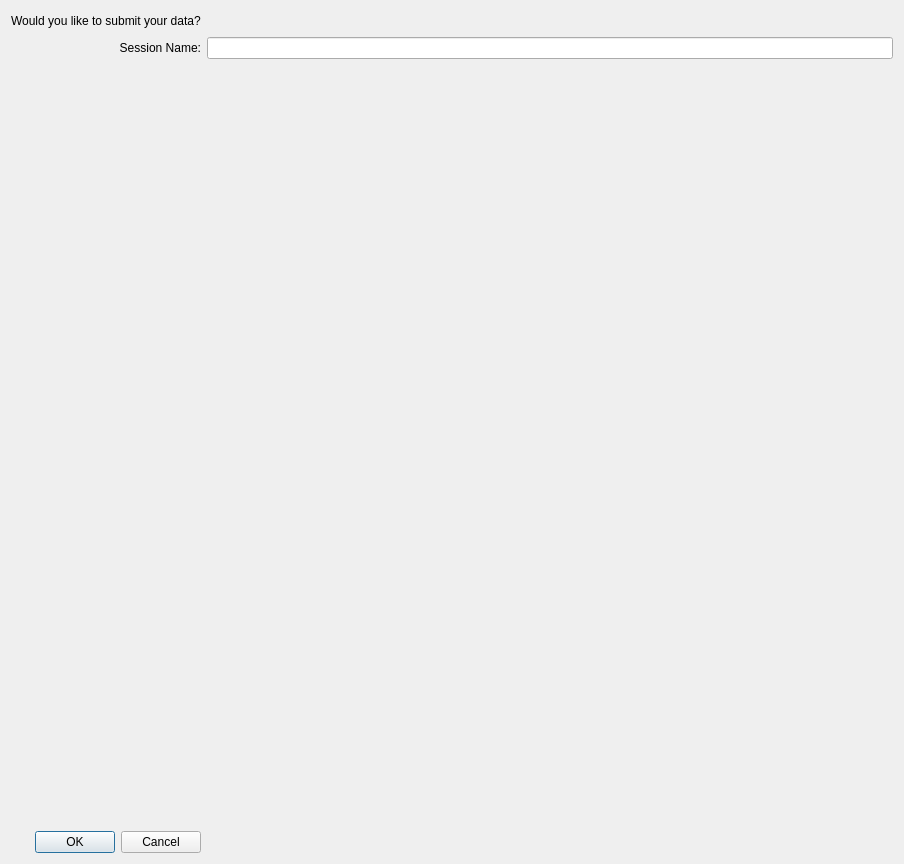
Qt form frontend/PostDialog.ui (YCP-Rev-Metrix/BallSpinner-Controller-v2) before a commit.
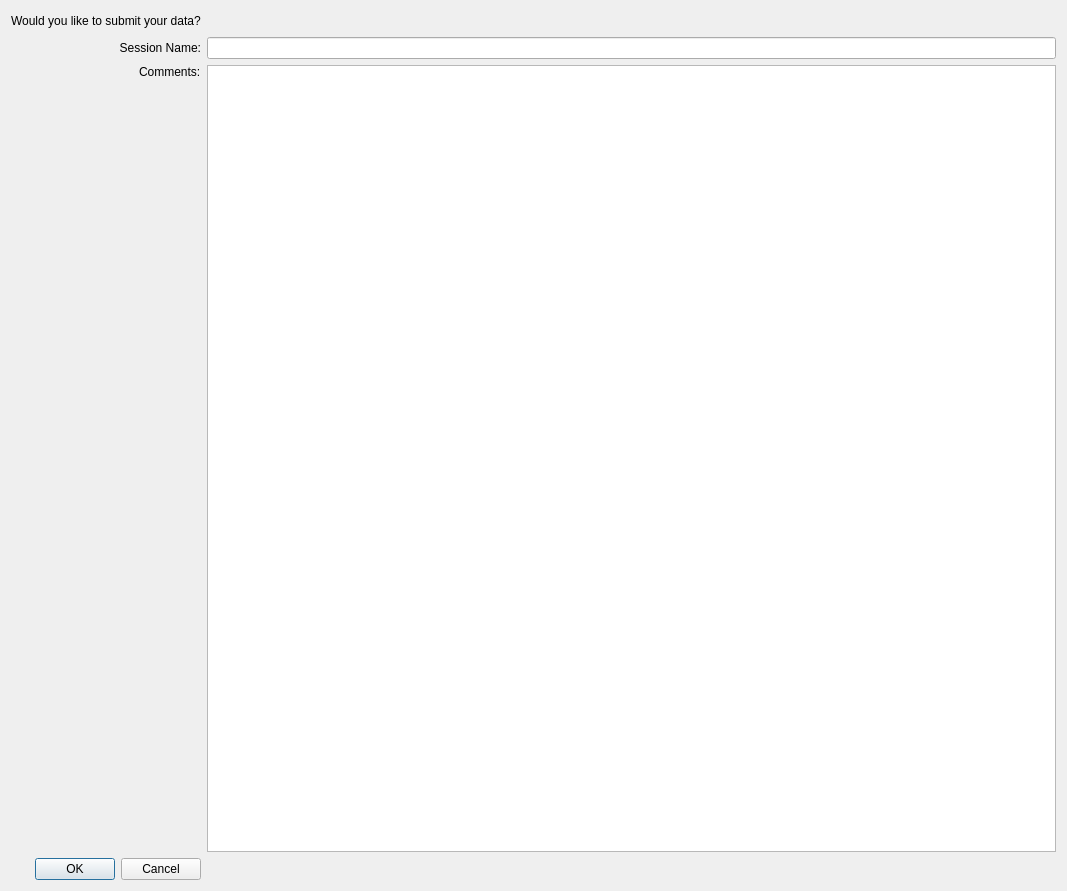
The same form after that commit.

Commit message: added comment field to post dialog

Diff of the .ui file:
```diff
--- a/frontend/PostDialog.ui
+++ b/frontend/PostDialog.ui
@@ -6,8 +6,8 @@
    <rect>
     <x>0</x>
     <y>0</y>
-    <width>904</width>
-    <height>864</height>
+    <width>1067</width>
+    <height>891</height>
    </rect>
   </property>
   <property name="windowTitle">
@@ -47,19 +47,6 @@
      </property>
     </widget>
    </item>
-   <item row="2" column="0">
-    <spacer name="verticalSpacer">
-     <property name="orientation">
-      <enum>Qt::Vertical</enum>
-     </property>
-     <property name="sizeHint" stdset="0">
-      <size>
-       <width>20</width>
-       <height>40</height>
-      </size>
-     </property>
-    </spacer>
-   </item>
    <item row="1" column="0" colspan="2">
     <widget class="QLabel" name="label_2">
      <property name="text">
@@ -70,6 +57,16 @@
      </property>
     </widget>
    </item>
+   <item row="2" column="2">
+    <widget class="QTextEdit" name="textEdit"/>
+   </item>
+   <item row="2" column="1" alignment="Qt::AlignRight|Qt::AlignTop">
+    <widget class="QLabel" name="label_3">
+     <property name="text">
+      <string>Comments:</string>
+     </property>
+    </widget>
+   </item>
   </layout>
  </widget>
  <resources/>
```
The commit also changes 1 other file.
